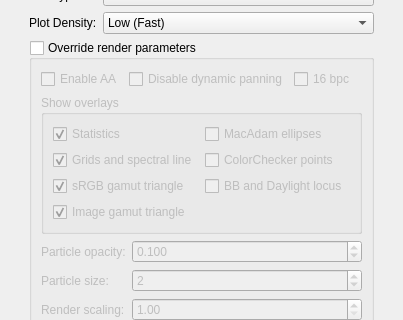
The window that mainwindow.ui (kampidh/Color-Gamut-Plotter-QtVer) describes before a commit, drawn with Qt 5; both pictures show x 0 to 403 and y 252 to 572 of the 403 by 951 pixel window.
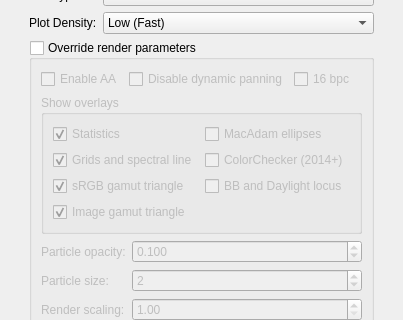
The same window after the commit.

Commit message: 2D plot: add more flavors of ColorChecker points

Patch:
```diff
--- a/mainwindow.ui
+++ b/mainwindow.ui
@@ -226,7 +226,7 @@
                <string>Draw ColorChecker points that's adapted to image's white point.</string>
               </property>
               <property name="text">
-               <string>ColorChecker points</string>
+               <string>ColorChecker (2014+)</string>
               </property>
              </widget>
             </item>
```
Left out of the diff: 2 changed lines with no effect on the pictures. The commit also changes 3 other files.
